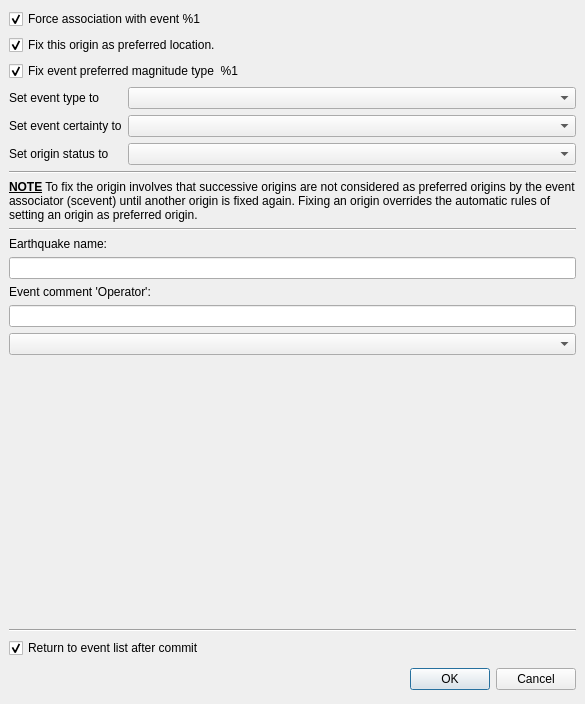
First picture: the form in libs/seiscomp/gui/datamodel/originlocatorview_commit.ui, repository SeisComP/common, before the edit.
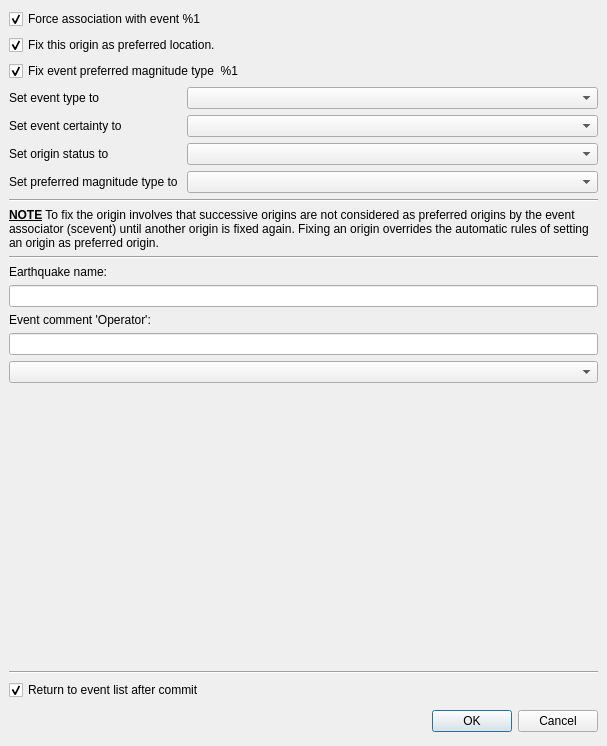
Second picture: the form after the edit.

Commit message: [gui] Add select magnitudes to "Commit with options"

```diff
--- a/libs/seiscomp/gui/datamodel/originlocatorview_commit.ui
+++ b/libs/seiscomp/gui/datamodel/originlocatorview_commit.ui
@@ -3,25 +3,25 @@
  <comment></comment>
  <exportmacro></exportmacro>
  <class>OriginCommitOptions</class>
- <widget class="QDialog" name="OriginCommitOptions" >
-  <property name="geometry" >
+ <widget class="QDialog" name="OriginCommitOptions">
+  <property name="geometry">
    <rect>
     <x>0</x>
     <y>0</y>
-    <width>585</width>
-    <height>704</height>
+    <width>607</width>
+    <height>746</height>
    </rect>
   </property>
   <property name="windowTitle" >
    <string>Commit location</string>
   </property>
-  <layout class="QVBoxLayout" >
-   <property name="margin" >
-    <number>9</number>
-   </property>
-   <property name="spacing" >
+  <layout class="QVBoxLayout">
+   <property name="spacing">
     <number>6</number>
    </property>
+   <property name="margin">
+    <number>9</number>
+   </property>
    <item>
     <widget class="QCheckBox" name="cbAssociate" >
      <property name="toolTip" >
@@ -43,21 +43,21 @@
      <property name="frameShadow" >
       <enum>QFrame::Raised</enum>
      </property>
-     <layout class="QVBoxLayout" >
-      <property name="margin" >
-       <number>0</number>
-      </property>
-      <property name="spacing" >
+     <layout class="QVBoxLayout">
+      <property name="spacing">
        <number>6</number>
       </property>
+      <property name="margin">
+       <number>0</number>
+      </property>
       <item>
-       <layout class="QHBoxLayout" >
-        <property name="margin" >
-         <number>0</number>
-        </property>
-        <property name="spacing" >
+       <layout class="QHBoxLayout">
+        <property name="spacing">
          <number>6</number>
         </property>
+        <property name="margin">
+         <number>0</number>
+        </property>
         <item>
          <widget class="QCheckBox" name="cbFixSolution" >
           <property name="toolTip" >
@@ -134,8 +134,18 @@
           </property>
          </widget>
         </item>
-        <item row="1" column="1" >
-         <widget class="QComboBox" name="comboEventTypeCertainty" />
+        <item row="1" column="1">
+         <widget class="QComboBox" name="comboEventTypeCertainty"/>
+        </item>
+        <item row="3" column="0">
+         <widget class="QLabel" name="labelPreferredMagnitude">
+          <property name="text">
+           <string>Set preferred magnitude type to </string>
+          </property>
+         </widget>
+        </item>
+        <item row="3" column="1">
+         <widget class="QComboBox" name="comboPreferredMagnitude"/>
         </item>
        </layout>
       </item>
@@ -228,13 +238,13 @@
     </widget>
    </item>
    <item>
-    <layout class="QHBoxLayout" >
-     <property name="margin" >
-      <number>0</number>
-     </property>
-     <property name="spacing" >
+    <layout class="QHBoxLayout">
+     <property name="spacing">
       <number>6</number>
      </property>
+     <property name="margin">
+      <number>0</number>
+     </property>
      <item>
       <spacer>
        <property name="orientation" >
```
Left out of the diff: 149 changed lines with no effect on the pictures. The commit also changes 1 other file.
